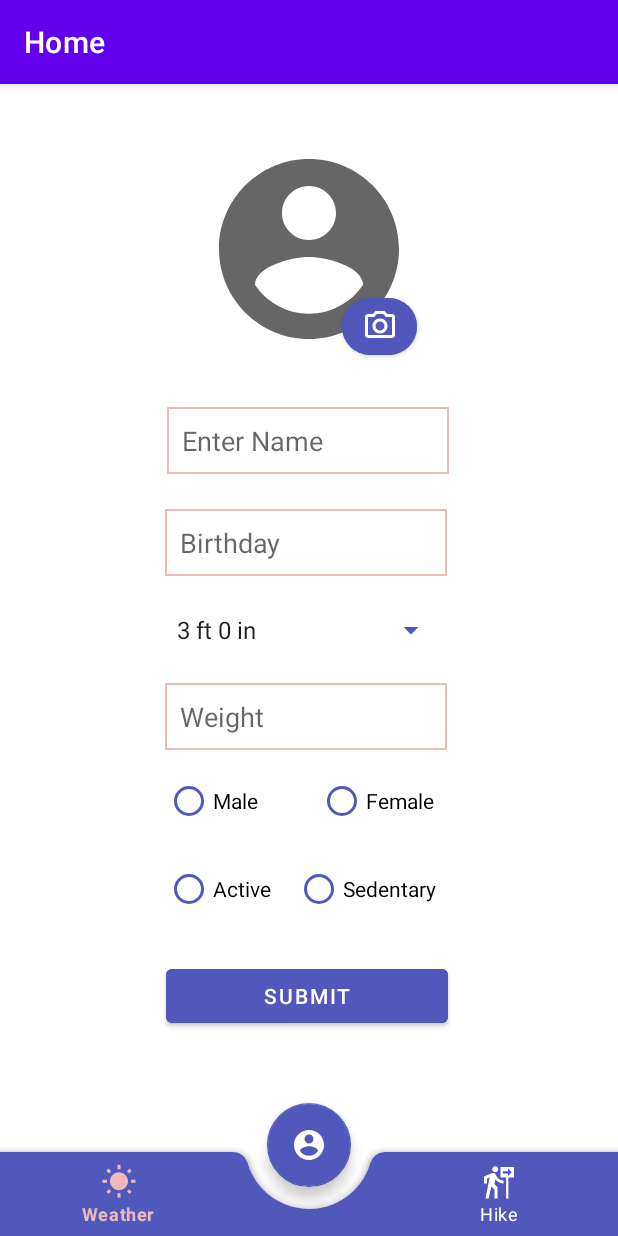
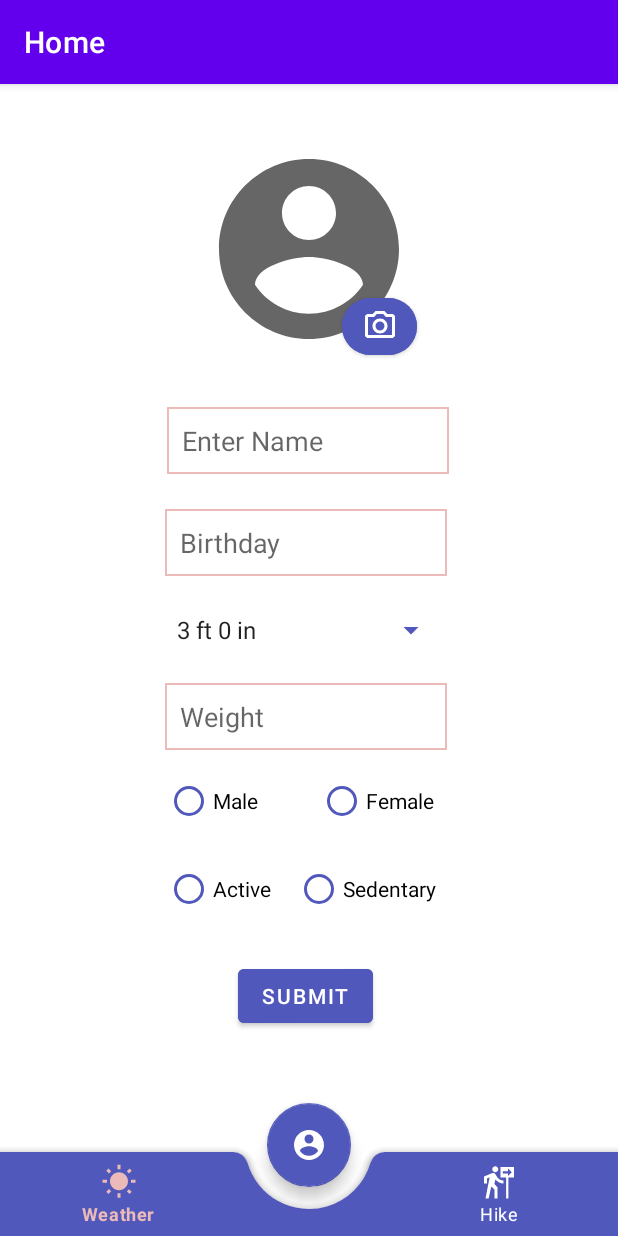
Before and after one commit to Mistah-Jones/LifeStyle_App, an Android app: the screen it shows after launch (MainActivity), on a phone screen of 412 x 824 dp. Run offline under Robolectric (Android 15) with nearby library versions, the phone set to English and light mode, and no system bars; our stand-ins replace CircleImageView, navigation-ui.

Commit message:
changed submit button

```diff
--- a/app/src/main/res/layout/fragment_home.xml
+++ b/app/src/main/res/layout/fragment_home.xml
@@ -103,7 +103,7 @@
 
     <Button
         android:id="@+id/button_submit"
-        android:layout_width="188dp"
+        android:layout_width="wrap_content"
         android:layout_height="wrap_content"
         android:backgroundTint="#5158BB"
         android:text="Submit"
@@ -113,7 +113,7 @@
         app:layout_constraintHorizontal_bias="0.493"
         app:layout_constraintStart_toStartOf="parent"
         app:layout_constraintTop_toTopOf="parent"
-        app:layout_constraintVertical_bias="0.811" />
+        app:layout_constraintVertical_bias="0.811"/>
 
     <EditText
         android:id="@+id/et_date"
@@ -128,7 +128,7 @@
         app:layout_constraintStart_toStartOf="parent"
         app:layout_constraintTop_toTopOf="parent"
         app:layout_constraintVertical_bias="0.392"
-        android:background="@drawable/border"
+        android:background="@drawable/user_info_text_boarder"
         />
 
     <Spinner
@@ -161,7 +161,7 @@
         app:layout_constraintTop_toTopOf="parent"
         app:layout_constraintVertical_bias="0.552"
         tools:text="Weight"
-        android:background="@drawable/border" />
+        android:background="@drawable/user_info_text_boarder" />
 
     <EditText
         android:id="@+id/et_name"
@@ -178,6 +178,6 @@
         app:layout_constraintTop_toTopOf="parent"
         app:layout_constraintVertical_bias="0.298"
         tools:text="Enter name here"
-        android:background="@drawable/border" />
+        android:background="@drawable/user_info_text_boarder" />
 
 </androidx.constraintlayout.widget.ConstraintLayout>
```
Also changed, not shown: app/src/main/res/drawable/user_info_text_boarder.xml (renamed from app/src/main/res/drawable/border.xml).
